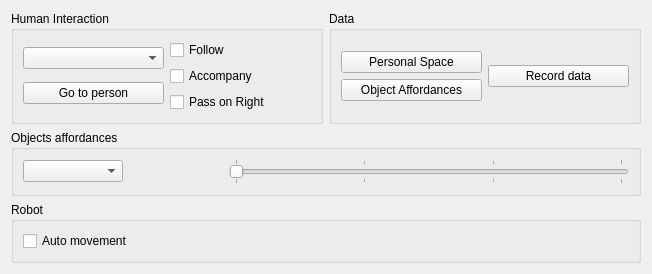
This is components/newSocialNavigationAgent/src/mainUI.ui in robocomp/robocomp-viriato as Qt 5 draws it before an edit. The edited form follows.
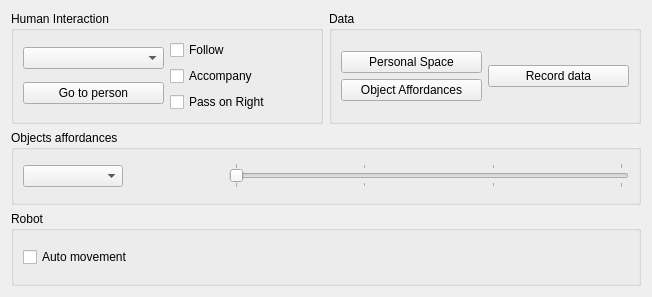
This is the edited form.

Patch:
```diff
--- a/components/newSocialNavigationAgent/src/mainUI.ui
+++ b/components/newSocialNavigationAgent/src/mainUI.ui
@@ -7,7 +7,7 @@
     <x>0</x>
     <y>0</y>
     <width>652</width>
-    <height>261</height>
+    <height>297</height>
    </rect>
   </property>
   <property name="windowTitle">
@@ -332,6 +332,9 @@
         <property name="text">
          <string>Auto movement</string>
         </property>
+        <property name="checked">
+         <bool>false</bool>
+        </property>
        </widget>
       </item>
      </layout>
```
